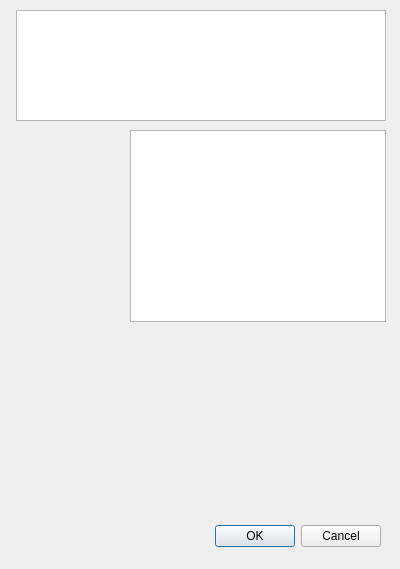
The window that passfaildialog.ui (imatest/Operator-Console-Qt) describes before a commit, drawn with Qt 5.
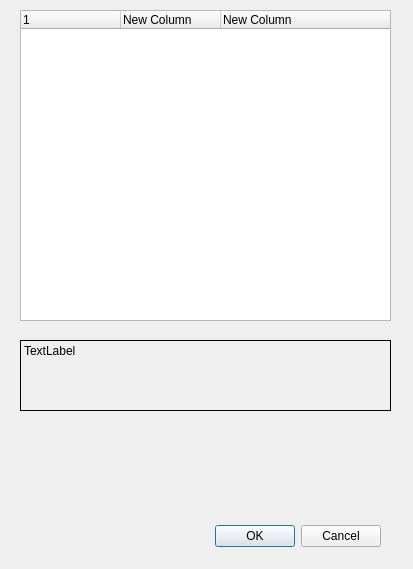
The same window after the commit.

```diff
--- a/passfaildialog.ui
+++ b/passfaildialog.ui
@@ -6,7 +6,7 @@
    <rect>
     <x>0</x>
     <y>0</y>
-    <width>400</width>
+    <width>413</width>
     <height>569</height>
    </rect>
   </property>
@@ -29,25 +29,52 @@
     <set>QDialogButtonBox::Cancel|QDialogButtonBox::Ok</set>
    </property>
   </widget>
-  <widget class="QTreeView" name="treeView">
+  <widget class="QTreeWidget" name="treeWidget">
    <property name="geometry">
     <rect>
-     <x>16</x>
+     <x>20</x>
      <y>10</y>
-     <width>370</width>
-     <height>111</height>
+     <width>371</width>
+     <height>311</height>
     </rect>
    </property>
+   <column>
+    <property name="text">
+     <string>1</string>
+    </property>
+   </column>
+   <column>
+    <property name="text">
+     <string>New Column</string>
+    </property>
+   </column>
+   <column>
+    <property name="text">
+     <string>New Column</string>
+    </property>
+   </column>
   </widget>
-  <widget class="QTableView" name="tableView">
+  <widget class="QLabel" name="description">
    <property name="geometry">
     <rect>
-     <x>130</x>
-     <y>130</y>
-     <width>256</width>
-     <height>192</height>
+     <x>20</x>
+     <y>340</y>
+     <width>371</width>
+     <height>71</height>
     </rect>
    </property>
+   <property name="frameShape">
+    <enum>QFrame::Box</enum>
+   </property>
+   <property name="text">
+    <string>TextLabel</string>
+   </property>
+   <property name="alignment">
+    <set>Qt::AlignLeading|Qt::AlignLeft|Qt::AlignTop</set>
+   </property>
+   <property name="wordWrap">
+    <bool>true</bool>
+   </property>
   </widget>
  </widget>
  <resources/>
```
Left out of the diff: 5 changed lines with no effect on the pictures.
